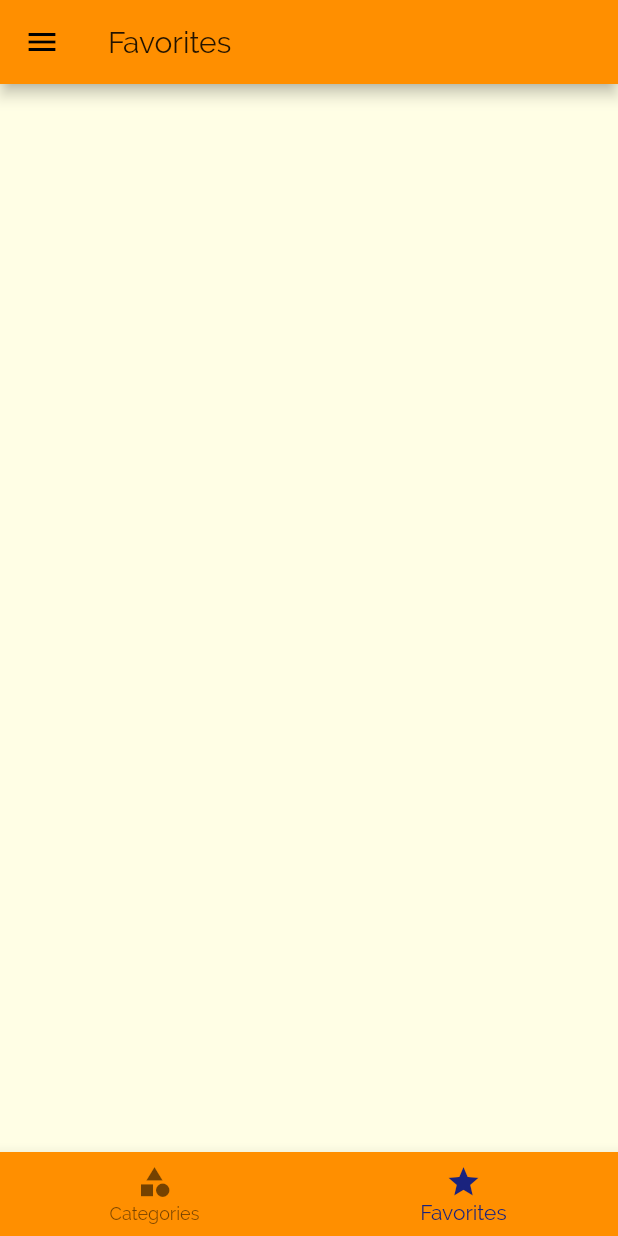
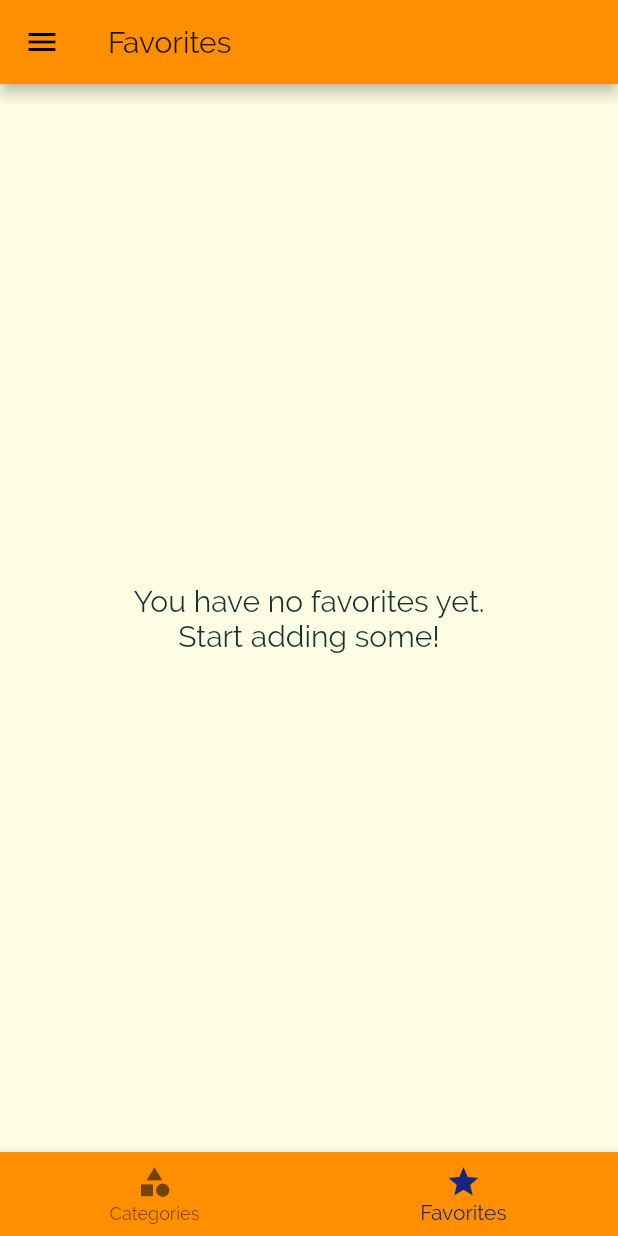
Before and after one commit to bolagadalla/Meals_App, a Flutter app: the screen it shows after launch, item 2 of the bottom bar chosen, on a phone screen of 412 x 824 dp. Run offline on Flutter 3.47's test engine with Material 2 defaults, Android fonts, the phone set to English and light mode, and no system bars.

Commit message:
Added favorite screen and completed the app

```diff
--- a/lib/main.dart
+++ b/lib/main.dart
@@ -1,14 +1,72 @@
 import 'package:flutter/material.dart';
 
+import './dummy_categories.dart';
 import './screens/404_screen.dart';
-import './screens/screen_routes.dart';
+import './screens/tabs_screen.dart';
+import './screens/filter_screen.dart';
+import './screens/category_meals_screen.dart';
+import './screens/meal_details_screen.dart';
+import './screens/categories_screen.dart';
+import './models/meal.dart';
 
 void main() {
   runApp(MyApp());
 }
 
-class MyApp extends StatelessWidget {
+class MyApp extends StatefulWidget {
   // This widget is the root of your application.
+  @override
+  _MyAppState createState() => _MyAppState();
+}
+
+class _MyAppState extends State<MyApp> {
+  Map<String, bool> _filters = {
+    "gluten": false,
+    "lactose": false,
+    "vegan": false,
+    "vegetarian": false,
+  };
+
+  List<Meal> _availabelMeals = DUMMY_MEALS;
+  List<Meal> _favoriteMeals = [];
+
+  void _setFilter(Map<String, bool> filterData) {
+    setState(() {
+      _filters = filterData;
+      _availabelMeals = DUMMY_MEALS.where((meal) {
+        if (_filters["gluten"] && !meal.isGlutenFree) return false;
+        if (_filters["lactose"] && !meal.isLactoseFree) return false;
+        if (_filters["vegan"] && !meal.isVegan) return false;
+        if (_filters["vegetarian"] && !meal.isVegetarian) return false;
+
+        return true;
+      }).toList();
+    });
+  }
+
+  // This method is triggered when i click on the "make favorite" button
+  // It will add the meal as favorite or remove it if it was already a favorite
+  // Not a good idea to do this becuase it will rebuild the whole app just to add or remove a favorite app
+  void _toggleFavorite(String mealID) {
+    // If i dont find the existingIndex then it will be -1
+    final existingIndex =
+        _favoriteMeals.indexWhere((element) => element.id == mealID);
+    if (existingIndex >= 0) {
+      setState(() {
+        _favoriteMeals.removeAt(existingIndex);
+      });
+    } else {
+      setState(() {
+        _favoriteMeals
+            .add(DUMMY_MEALS.firstWhere((element) => element.id == mealID));
+      });
+    }
+  }
+
+  bool _isMealFavorite(String mealID) {
+    return _favoriteMeals.any((element) => element.id == mealID);
+  }
+
   @override
   Widget build(BuildContext context) {
     return MaterialApp(
@@ -38,7 +96,16 @@ class MyApp extends StatelessWidget {
             )),
       ),
       // This is a map of screen names and routes for those screens
-      routes: screenRoutes,
+      routes: {
+        TabsScreen.screenRouteName: (ctx) => TabsScreen(_favoriteMeals),
+        CategoriesScreen.screenRouteName: (ctx) => CategoriesScreen(),
+        CategoryMealsScreen.screenRouteName: (ctx) =>
+            CategoryMealsScreen(_availabelMeals),
+        MealDetailsScreen.screenRouteName: (ctx) =>
+            MealDetailsScreen(_toggleFavorite, _isMealFavorite),
+        FilterScreen.screenRouteName: (ctx) =>
+            FilterScreen(_filters, _setFilter),
+      },
       // A fallback screen that it would go to if it couldnt find the route screen
       // onGenerateRoute: (settings) {
       //   // print(settings.arguments);
--- a/lib/screens/favorites_screen.dart
+++ b/lib/screens/favorites_screen.dart
@@ -1,8 +1,31 @@
 import 'package:flutter/material.dart';
 
+import '../models/meal.dart';
+import '../widgets/meal_item.dart';
+
 class FavoritesScreen extends StatelessWidget {
+  final List<Meal> favoriteMeals;
+
+  FavoritesScreen(this.favoriteMeals);
   @override
   Widget build(BuildContext context) {
-    return Container();
+    if (favoriteMeals.isEmpty) {
+      return Center(
+        child: Text(
+          "You have no favorites yet.\nStart adding some!",
+          style: TextStyle(
+            fontSize: 20,
+          ),
+          textAlign: TextAlign.center,
+        ),
+      );
+    } else {
+      return ListView.builder(
+        itemBuilder: (ctx, index) {
+          return MealItem(favoriteMeals.elementAt(index));
+        },
+        itemCount: favoriteMeals.length,
+      );
+    }
   }
 }
--- a/lib/screens/tabs_screen.dart
+++ b/lib/screens/tabs_screen.dart
@@ -1,3 +1,4 @@
+import 'package:Meals_App/models/meal.dart';
 import 'package:flutter/material.dart';
 
 import '../screens/favorites_screen.dart';
@@ -6,17 +7,27 @@ import '../widgets/main_drawer.dart';
 
 class TabsScreen extends StatefulWidget {
   static const String screenRouteName = "/";
+  final List<Meal> favoriteMeals;
+
+  TabsScreen(this.favoriteMeals);
 
   @override
   _TabsScreenState createState() => _TabsScreenState();
 }
 
 class _TabsScreenState extends State<TabsScreen> {
-  final List<Map<String, Object>> _pages = [
-    {"page": CategoriesScreen(), "title": "Categories"},
-    {"page": FavoritesScreen(), "title": "Favorites"},
-  ];
+  List<Map<String, Object>> _pages;
   int _selectedPageIndex = 0;
+
+  @override
+  void initState() {
+    _pages = [
+      {"page": CategoriesScreen(), "title": "Categories"},
+      {"page": FavoritesScreen(widget.favoriteMeals), "title": "Favorites"},
+    ];
+    super.initState();
+  }
+
   void _selectPage(int index) {
     setState(() {
       _selectedPageIndex = index;
```
Also changed, not shown: lib/screens/category_meals_screen.dart (+7 -2 lines), lib/screens/filter_screen.dart (+29 -0 lines), lib/screens/meal_details_screen.dart (+16 -8 lines), lib/screens/screen_routes.dart (deleted, +0 -16 lines), assets/images/Screenshot_1.png (added), assets/images/Screenshot_2.png (added), assets/images/Screenshot_3.png (added), assets/images/Screenshot_4.png (added), assets/images/Screenshot_5.png (added), assets/images/Screenshot_6.png (added), 1 other file.
